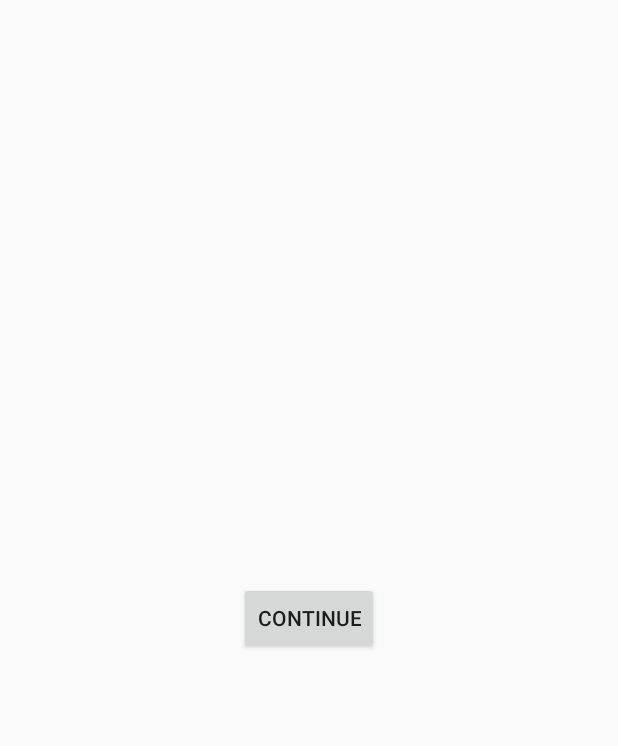
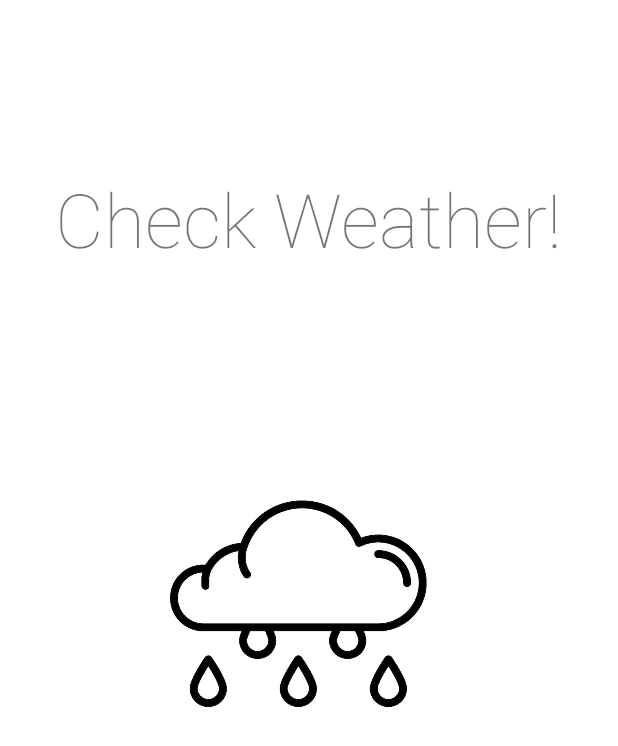
Before and after one commit to KrishanRoy/WeatherApp, an Android app: the layout activity_splash.xml on its own in the app's theme, with its tools: preview values and no code run, on a phone screen of 412 x 824 dp. Shown: the top 746 px of the screen. Run offline under Robolectric (Android 15) with nearby library versions, the phone set to English and light mode, and no system bars.

Commit message:
add a splash screen

```diff
--- a/app/src/main/java/org/krishan/weatherapp/MainActivity.java
+++ b/app/src/main/java/org/krishan/weatherapp/ui/MainActivity.java
@@ -1,4 +1,4 @@
-package org.krishan.weatherapp;
+package org.krishan.weatherapp.ui;
 
 import android.content.pm.PackageManager;
 import android.os.Bundle;
@@ -19,6 +19,7 @@ import com.google.android.gms.location.FusedLocationProviderClient;
 import com.google.android.gms.maps.model.LatLng;
 import com.squareup.picasso.Picasso;
 
+import org.krishan.weatherapp.R;
 import org.krishan.weatherapp.rv.daily.WeatherAdapter;
 import org.krishan.weatherapp.rv.hourly.HourlyWeatherAdapter;
 import org.krishan.weatherapp.utils.DrawableResources;
--- a/app/src/main/res/layout/activity_main.xml
+++ b/app/src/main/res/layout/activity_main.xml
@@ -5,7 +5,7 @@
     android:id="@+id/swipe_refresh"
     android:layout_width="match_parent"
     android:layout_height="match_parent"
-    tools:context=".MainActivity">
+    tools:context=".ui.MainActivity">
 
 
     <androidx.constraintlayout.widget.ConstraintLayout
--- a/app/src/main/res/layout/activity_splash.xml
+++ b/app/src/main/res/layout/activity_splash.xml
@@ -4,15 +4,28 @@
     xmlns:tools="http://schemas.android.com/tools"
     android:layout_width="match_parent"
     android:layout_height="match_parent"
-    tools:context=".SplashActivity">
+    android:background="@android:color/white"
+    tools:context=".ui.SplashActivity">
 
-    <Button
-        android:id="@+id/splash_button"
+    <TextView
         android:layout_width="wrap_content"
         android:layout_height="wrap_content"
-        android:text="@string/splash_button"
+        android:layout_marginTop="112dp"
+        android:fontFamily="sans-serif-thin"
+        android:text="@string/check_weather_splash"
+        android:textSize="50sp"
+        app:layout_constraintEnd_toEndOf="parent"
+        app:layout_constraintHorizontal_bias="0.496"
+        app:layout_constraintStart_toStartOf="parent"
+        app:layout_constraintTop_toTopOf="parent" />
+    <ImageView
+        android:id="@+id/splash_image"
+        android:layout_width="wrap_content"
+        android:layout_height="200dp"
+        android:src="@drawable/snow_fall"
         app:layout_constraintBottom_toBottomOf="parent"
         app:layout_constraintEnd_toEndOf="parent"
         app:layout_constraintStart_toStartOf="parent"
         app:layout_constraintTop_toTopOf="parent" />
+
 </androidx.constraintlayout.widget.ConstraintLayout>
--- a/app/src/main/res/values/strings.xml
+++ b/app/src/main/res/values/strings.xml
@@ -5,4 +5,5 @@
     <string name="ok">Ok</string>
     <string name="splash_button">Continue</string>
     <string name="farenheit_text">F</string>
+    <string name="check_weather_splash">Check Weather!</string>
 </resources>
```
Also changed, not shown: app/src/main/AndroidManifest.xml (+3 -4 lines), app/src/main/java/org/krishan/weatherapp/SplashActivity.java (deleted, +0 -73 lines), app/src/main/java/org/krishan/weatherapp/ui/SplashActivity.java (added, +52 -0 lines), app/src/main/java/org/krishan/weatherapp/utils/StringConverter.java (deleted, +0 -15 lines), 1 other file.
